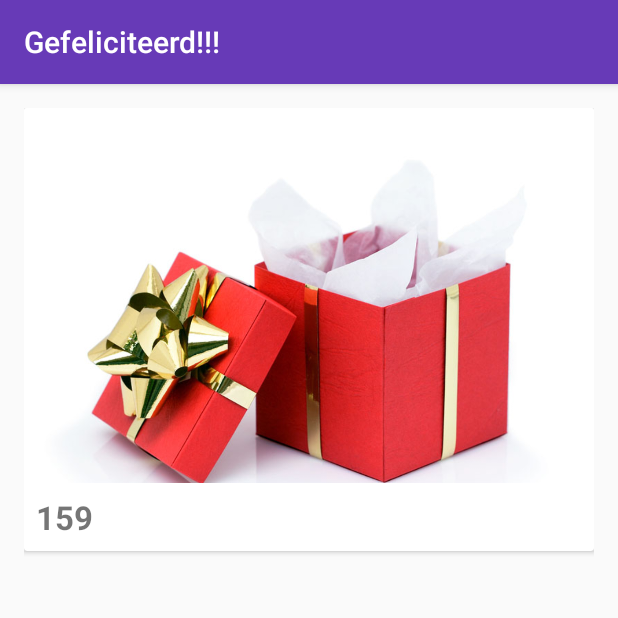
After one commit to Jdruwe/ElineBirthday, an Android app: the KeyActivity screen opened directly, with no data from a screen before it, on a phone screen of 412 x 824 dp, the top half of it. The commit adds this screen. Run offline under Robolectric (Android 15) with nearby library versions, the phone set to English and light mode, and no system bars; our stand-ins replace Picasso.

Commit message:
Added annimations

```diff
--- a/app/build.gradle
+++ b/app/build.gradle
@@ -27,4 +27,5 @@ dependencies {
     compile 'com.squareup.picasso:picasso:2.5.2'
     compile 'hanks.xyz:smallbang-library:0.1.2'
     compile 'com.github.deano2390:MaterialShowcaseView:1.0.6'
+    compile 'com.android.support:cardview-v7:23.1.0'
 }
--- a/app/src/main/AndroidManifest.xml
+++ b/app/src/main/AndroidManifest.xml
@@ -24,6 +24,11 @@
             android:label="@string/title_activity_quiz"
             android:theme="@style/AppTheme.NoActionBar" >
         </activity>
+        <activity
+            android:name=".KeyActivity"
+            android:label="@string/title_activity_key"
+            android:theme="@style/AppTheme.NoActionBar" >
+        </activity>
     </application>
 
 </manifest>
--- /dev/null
+++ b/app/src/main/java/be/jeroendruwe/elinebirthday/KeyActivity.java
@@ -0,0 +1,27 @@
+package be.jeroendruwe.elinebirthday;
+
+import android.os.Bundle;
+import android.support.v7.app.AppCompatActivity;
+import android.support.v7.widget.Toolbar;
+import android.widget.ImageView;
+
+import com.squareup.picasso.Picasso;
+
+public class KeyActivity extends AppCompatActivity {
+
+    @Override
+    protected void onCreate(Bundle savedInstanceState) {
+        super.onCreate(savedInstanceState);
+        setContentView(R.layout.activity_key);
+        Toolbar toolbar = (Toolbar) findViewById(R.id.toolbar);
+        setSupportActionBar(toolbar);
+
+        if (getSupportActionBar() != null) {
+            getSupportActionBar().setTitle(getString(R.string.congratulations));
+        }
+
+        final ImageView backgroundImage = (ImageView) findViewById(R.id.content_key_iv_presents);
+        Picasso.with(this).load(R.drawable.opened_gift).fit().centerCrop().into(backgroundImage);
+    }
+
+}
--- a/app/src/main/java/be/jeroendruwe/elinebirthday/QuizActivity.java
+++ b/app/src/main/java/be/jeroendruwe/elinebirthday/QuizActivity.java
@@ -1,5 +1,6 @@
 package be.jeroendruwe.elinebirthday;
 
+import android.content.Intent;
 import android.os.Bundle;
 import android.support.v4.app.FragmentManager;
 import android.support.v4.app.FragmentTransaction;
@@ -72,8 +73,13 @@ public class QuizActivity extends AppCompatActivity implements QuestionFragment.
     @Override
     public void onCorrectAnswerSelected() {
         currentQuestion++;
-        showQuestion(currentQuestion);
-        updateTitle();
+        if (currentQuestion != questionFragments.size()) {
+            showQuestion(currentQuestion);
+            updateTitle();
+        } else {
+            Intent intent = new Intent(getApplicationContext(), KeyActivity.class);
+            startActivity(intent);
+        }
     }
 
     private void updateTitle() {
--- a/app/src/main/java/be/jeroendruwe/elinebirthday/StartActivity.java
+++ b/app/src/main/java/be/jeroendruwe/elinebirthday/StartActivity.java
@@ -40,7 +40,7 @@ public class StartActivity extends AppCompatActivity {
         next.setOnClickListener(new View.OnClickListener() {
             @Override
             public void onClick(View v) {
-                addNumber(v);
+                startQuiz(v);
             }
         });
     }
@@ -58,7 +58,7 @@ public class StartActivity extends AppCompatActivity {
         Picasso.with(this).load(resourceId).fit().centerCrop().into(imageView);
     }
 
-    private void addNumber(final View view) {
+    private void startQuiz(final View view) {
         mSmallBang.bang(view, 100, new SmallBangListener() {
             @Override
             public void onAnimationStart() {
--- a/app/src/main/java/be/jeroendruwe/elinebirthday/fragment/QuestionFragment.java
+++ b/app/src/main/java/be/jeroendruwe/elinebirthday/fragment/QuestionFragment.java
@@ -19,9 +19,12 @@ import android.widget.TextView;
 import be.jeroendruwe.elinebirthday.R;
 import be.jeroendruwe.elinebirthday.pojo.Answer;
 import be.jeroendruwe.elinebirthday.pojo.Question;
+import xyz.hanks.library.SmallBang;
+import xyz.hanks.library.SmallBangListener;
 
 public class QuestionFragment extends Fragment {
 
+    private SmallBang mSmallBang;
     private static final String ARGUMENT_QUESTION = "question";
     private Button verifyAnswer;
     private RadioGroup radioGroup;
@@ -71,7 +74,26 @@ public class QuestionFragment extends Fragment {
         verifyAnswer.setOnClickListener(new View.OnClickListener() {
             @Override
             public void onClick(View v) {
+                verifyAnswer(v);
+            }
+        });
 
+        radioGroup.setOnCheckedChangeListener(new RadioGroup.OnCheckedChangeListener() {
+            @Override
+            public void onCheckedChanged(RadioGroup group, int checkedId) {
+                verifyAnswer.setEnabled(true);
+            }
+        });
+    }
+
+    private void verifyAnswer(final View view) {
+        mSmallBang.bang(view, 100, new SmallBangListener() {
+            @Override
+            public void onAnimationStart() {
+            }
+
+            @Override
+            public void onAnimationEnd() {
                 int radioButtonID = radioGroup.getCheckedRadioButtonId();
                 View radioButton = radioGroup.findViewById(radioButtonID);
                 int index = radioGroup.indexOfChild(radioButton);
@@ -83,13 +105,6 @@ public class QuestionFragment extends Fragment {
                     //Incorrect
                     handleFailure();
                 }
-            }
-        });
-
-        radioGroup.setOnCheckedChangeListener(new RadioGroup.OnCheckedChangeListener() {
-            @Override
-            public void onCheckedChanged(RadioGroup group, int checkedId) {
-                verifyAnswer.setEnabled(true);
             }
         });
     }
@@ -128,6 +143,7 @@ public class QuestionFragment extends Fragment {
     @Override
     public View onCreateView(LayoutInflater inflater, ViewGroup viewGroup, Bundle savedInstanceState) {
         View view = inflater.inflate(R.layout.fragment_question, viewGroup, false);
+        mSmallBang = SmallBang.attach2Window(getActivity());
 
         question = getArguments().getParcelable(ARGUMENT_QUESTION);
 
--- /dev/null
+++ b/app/src/main/res/layout/activity_key.xml
@@ -0,0 +1,26 @@
+<?xml version="1.0" encoding="utf-8"?>
+<android.support.design.widget.CoordinatorLayout xmlns:android="http://schemas.android.com/apk/res/android"
+    xmlns:app="http://schemas.android.com/apk/res-auto"
+    xmlns:tools="http://schemas.android.com/tools"
+    android:layout_width="match_parent"
+    android:layout_height="match_parent"
+    android:fitsSystemWindows="true"
+    tools:context="be.jeroendruwe.elinebirthday.KeyActivity">
+
+    <android.support.design.widget.AppBarLayout
+        android:layout_width="match_parent"
+        android:layout_height="wrap_content"
+        android:theme="@style/AppTheme.AppBarOverlay">
+
+        <android.support.v7.widget.Toolbar
+            android:id="@+id/toolbar"
+            android:layout_width="match_parent"
+            android:layout_height="?attr/actionBarSize"
+            android:background="?attr/colorPrimary"
+            app:popupTheme="@style/AppTheme.PopupOverlay" />
+
+    </android.support.design.widget.AppBarLayout>
+
+    <include layout="@layout/content_key" />
+
+</android.support.design.widget.CoordinatorLayout>
--- /dev/null
+++ b/app/src/main/res/layout/content_key.xml
@@ -0,0 +1,42 @@
+<?xml version="1.0" encoding="utf-8"?>
+<RelativeLayout xmlns:android="http://schemas.android.com/apk/res/android"
+    xmlns:app="http://schemas.android.com/apk/res-auto"
+    xmlns:tools="http://schemas.android.com/tools"
+    android:layout_width="match_parent"
+    android:layout_height="match_parent"
+    android:paddingBottom="@dimen/activity_vertical_margin"
+    android:paddingLeft="@dimen/activity_horizontal_margin"
+    android:paddingRight="@dimen/activity_horizontal_margin"
+    android:paddingTop="@dimen/activity_vertical_margin"
+    app:layout_behavior="@string/appbar_scrolling_view_behavior"
+    tools:context="be.jeroendruwe.elinebirthday.KeyActivity"
+    tools:showIn="@layout/activity_key">
+
+    <android.support.v7.widget.CardView xmlns:android="http://schemas.android.com/apk/res/android"
+        android:id="@+id/card_view"
+        android:layout_width="match_parent"
+        android:layout_height="wrap_content">
+
+        <RelativeLayout
+            android:layout_width="match_parent"
+            android:layout_height="match_parent">
+
+            <ImageView
+                android:id="@+id/content_key_iv_presents"
+                android:layout_width="match_parent"
+                android:layout_height="250dp" />
+
+            <TextView
+                android:layout_width="wrap_content"
+                android:layout_height="wrap_content"
+                android:layout_below="@+id/content_key_iv_presents"
+                android:maxLines="3"
+                android:padding="8dp"
+                android:text="@string/lock_key"
+                android:textSize="22sp"
+                android:textStyle="bold" />
+
+        </RelativeLayout>
+    </android.support.v7.widget.CardView>
+
+</RelativeLayout>
--- a/app/src/main/res/values/strings.xml
+++ b/app/src/main/res/values/strings.xml
@@ -11,4 +11,7 @@
     <string name="wrong_answer">Meende gij dees!</string>
     <string name="next">Volgende</string>
     <string name="try_again">Probeer opnieuw</string>
+    <string name="title_activity_key">KeyActivity</string>
+    <string name="lock_key">159</string>
+    <string name="congratulations">Gefeliciteerd!!!</string>
 </resources>
```
Also changed, not shown: app/src/main/res/drawable/eline_old.jpeg (deleted), app/src/main/res/drawable/opened_gift.jpg (added), 1 other file.
